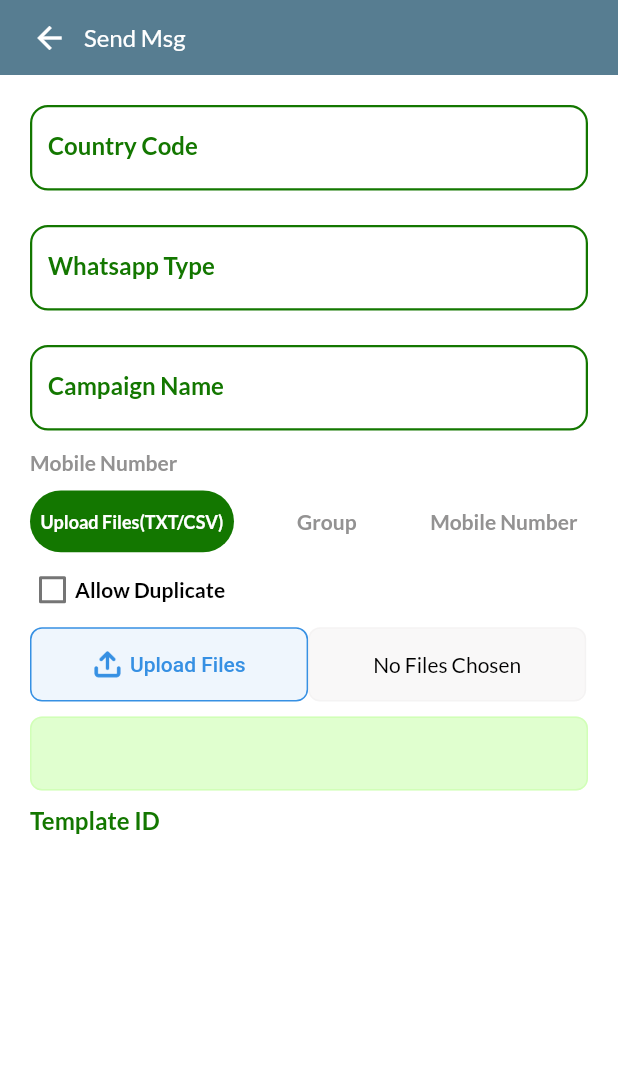
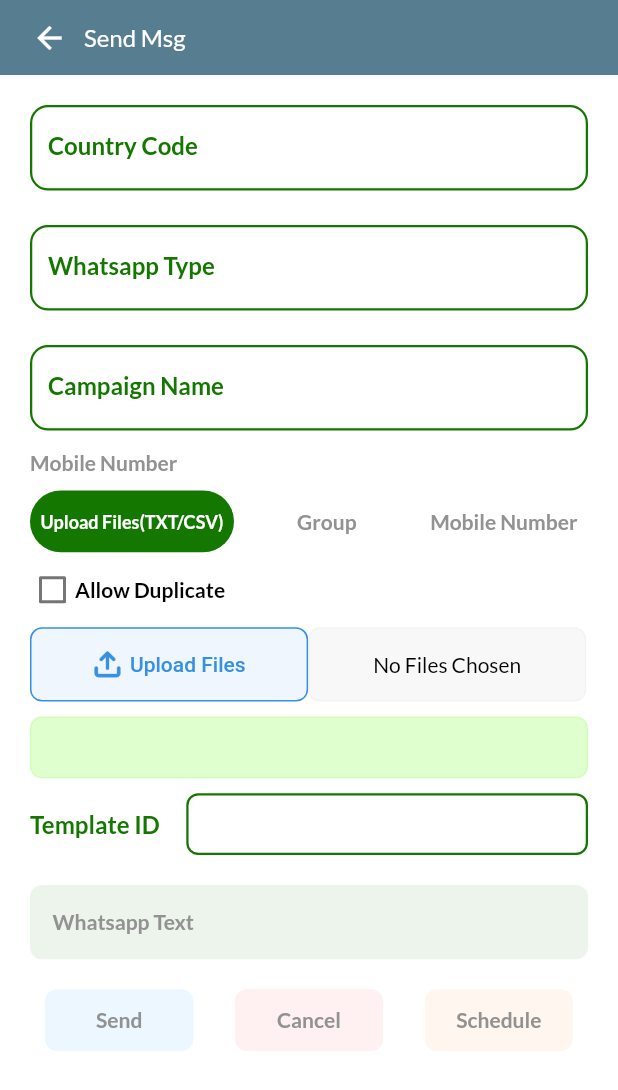
Before and after one commit to SIMRAHUSAIN/bizzbot, a Flutter app: the SendMsgMainScreen screen opened directly, on a phone screen of 412 x 824 dp. Shown: the top 1090 px of the screen. Run offline on Flutter 3.47's test engine with Material 2 defaults, Android fonts, the light colour scheme and no system bars; our stand-ins replace camera, equatable, file_picker, fl_chart, flutter_bloc, open_file and 3 more; missing offline and left inert: audio_waveforms, flutter_downloader, flutter_img, platform_device_id; accounts and stored records are empty.

Commit message:
send msg ui

```diff
--- a/lib/features/send_msg/send_msg_main.dart
+++ b/lib/features/send_msg/send_msg_main.dart
@@ -54,14 +54,109 @@ class _SendMsgMainScreenState extends State<SendMsgMainScreen> {
         _getDuplicate(),
         _getUploadFileRow(),
         _getLinkRow(),
-        _tempIdDrpdwn()
+        _tempIdDrpdwn(),
+        _getWhtAppTxt(),
+        _getActnBtnRow()
       ],
+    );
+  }
+
+  _getWhtAppTxt() {
+    return Container(
+      margin: const EdgeInsets.only(top: 10, bottom: 10),
+      height: MediaQuery.of(context).size.height * 0.06,
+      padding: const EdgeInsets.symmetric(horizontal: 15, vertical: 1),
+      width: MediaQuery.of(context).size.width,
+      decoration: BoxDecoration(
+        color: c137700.withOpacity(0.08),
+        borderRadius: const BorderRadius.all(Radius.circular(8)),
+      ),
+      child: Align(
+        alignment: Alignment.centerLeft,
+        child: Text(
+          'Whatsapp Text',
+          style: TextStyles.s14_w500_c939292_lato,
+        ),
+      ),
+    );
+  }
+
+  _getActnBtnRow() {
+    return Container(
+      margin: const EdgeInsets.only(top: 10),
+      child: Row(
+        mainAxisAlignment: MainAxisAlignment.spaceBetween,
+        children: [
+          _actionBtn(
+            'Send',
+            () {},
+            cECF7FF,
+          ),
+          _actionBtn(
+            'Cancel',
+            () {},
+            cFFF1F1,
+          ),
+          _actionBtn(
+            'Schedule',
+            () {},
+            cFFF7EF,
+          ),
+        ],
+      ),
+    );
+  }
+
+  _actionBtn(String title, void Function()? onTap, Color btnColor) {
+    return InkWell(
+      onTap: onTap,
+      child: Container(
+        height: MediaQuery.of(context).size.height * 0.05,
+        width: MediaQuery.of(context).size.width * 0.24,
+        decoration: BoxDecoration(
+          color: btnColor,
+          borderRadius: const BorderRadius.all(Radius.circular(8)),
+          border: Border.all(width: 1, color: btnColor)
+        ),
+        margin: const EdgeInsets.only(left: 10, right: 10),
+        padding: const EdgeInsets.symmetric(horizontal: 10, vertical: 2),
+        child: Center(
+          child: Text(
+            title,
+            style: TextStyles.s14_w500_c939292_lato,
+          ),
+        ),
+      ),
+    );
+  }
+
+  _tempIdDrpdwn() {
+    return Container(
+      margin: const EdgeInsets.only(top: 10, bottom: 10),
+      child: Row(
+        mainAxisAlignment: MainAxisAlignment.spaceBetween,
+        children: [
+          Text(
+            'Template ID',
+            style: TextStyles.s16_w700_c137700
+          ),
+          Container(
+            height: MediaQuery.of(context).size.height * 0.05,
+            width: MediaQuery.of(context).size.width * 0.65,
+            padding: const EdgeInsets.symmetric(horizontal: 7, vertical: 1),
+            decoration: BoxDecoration(
+              borderRadius: const BorderRadius.all(Radius.circular(8)),
+              border: Border.all(width: 1.5, color: c137700)
+            ),
+          ),
+        ],
+      ),
     );
   }
 
   _getLinkRow() {
     return Container(
-      height: MediaQuery.of(context).size.height * 0.06,
+      height: MediaQuery.of(context).size.height * 0.05,
       padding: const EdgeInsets.symmetric(horizontal: 15, vertical: 1),
       decoration: BoxDecoration(
         color: cC2FFA0.withOpacity(0.5),
@@ -70,29 +165,6 @@ class _SendMsgMainScreenState extends State<SendMsgMainScreen> {
           color: cC2FFA0.withOpacity(0.5),
         ),
       ),
-      // child: Row(
-      //   children: [
-      //     // Container(
-      //     //   child: Text(
-      //     //     'https://'
-      //     //   ),
-      //     // ),
-      //   ],
-      // ),
-    );
-  }
-
-  _tempIdDrpdwn() {
-    return Container(
-      margin: const EdgeInsets.only(top: 10, bottom: 10),
-      child: Row(
-        children: [
-          Text(
-            'Template ID',
-            style: TextStyles.s16_w700_c137700
-          ),
-        ],
-      ),
     );
   }
 
@@ -100,7 +172,6 @@ class _SendMsgMainScreenState extends State<SendMsgMainScreen> {
     return Container(
       margin: const EdgeInsets.only(top: 10, bottom: 10),
       child: Row(
-        // mainAxisAlignment: MainAxisAlignment.center,
         children: [
           _cmnRectangularActnBtn(
             true,
--- a/lib/widgets/box_widget.dart
+++ b/lib/widgets/box_widget.dart
@@ -32,6 +32,7 @@ class DashboardBoxWidget extends StatelessWidget {
       height: boxHeight,
       width: boxWidth,
       child: Row(
+        crossAxisAlignment: CrossAxisAlignment.center,
         children: [
           hasIcon
           ? SizedBox(
@@ -50,15 +51,15 @@ class DashboardBoxWidget extends StatelessWidget {
               children: [
                 Text(
                   boxTitle,
-                  maxLines: 2,
+                  maxLines: 1,
                   style: TextStyles.s12_w500_c000000_lato,
                   textAlign:TextAlign.center,
                 ),
-                const SizedBox(height: 5),
-                Text(
-                  boxSubtitle,
-                  style: TextStyles.s12_w700_c000000_lato,
-                ),
+                // const SizedBox(height: 5),
+                // Text(
+                //   boxSubtitle,
+                //   style: TextStyles.s12_w700_c000000_lato,
+                // ),
               ],
             ),
           ),
```
